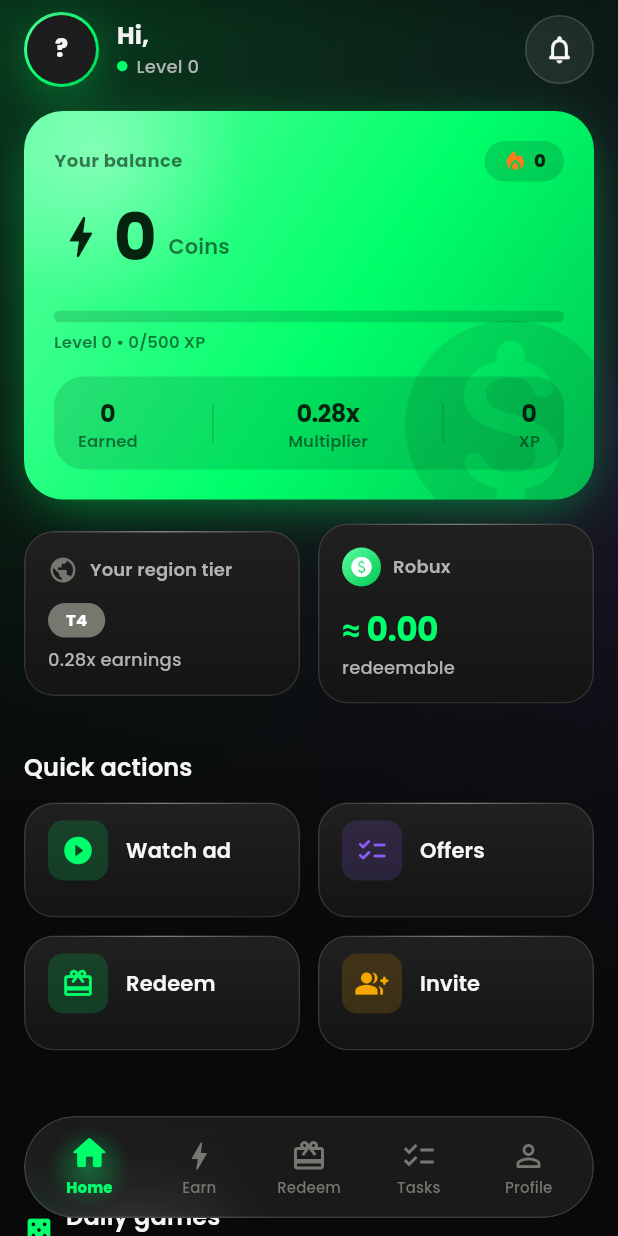
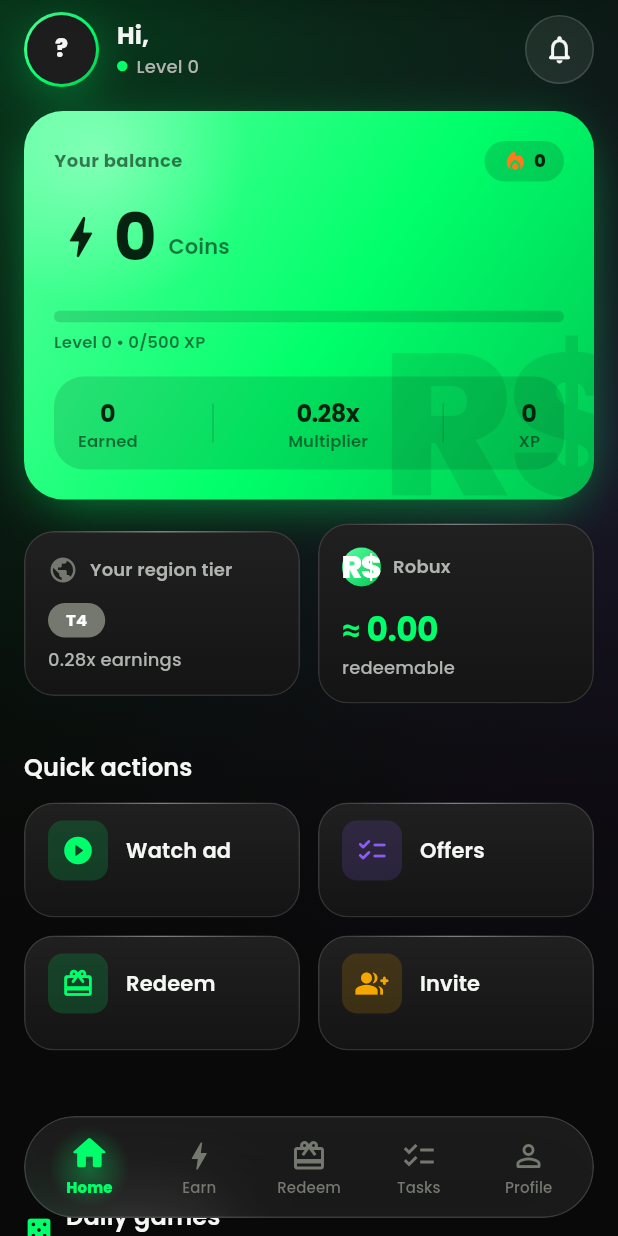
Before and after one commit to DARK7END/Robux-Box, a Flutter app: the screen it shows once a user with an empty profile is signed in, on a phone screen of 412 x 824 dp. Run offline on Flutter 3.47's test engine with Material 3 defaults, Android fonts, the phone set to English and light mode, and no system bars; drawn by our look-alikes of flutter_animate; our stand-ins replace cached_network_image, cloud_firestore, cloud_functions, confetti, connectivity_plus, device_info_plus and 24 more; missing offline and left inert: app_tracking_transparency, firebase_app_check; accounts and stored records are empty; generated files the repository leaves out were written again.

Commit message:
Replace the dollar-sign currency icon with the brand's own R$ mark
Icons.monetization_on_rounded and Icons.paid_rounded both bake a
literal "$" glyph into their icon-font shape, so every coin balance,
reward cost pill, spin-wheel hub, offer reward badge and admin metric
was visually showing a dollar sign. Adds RGlyph (lib/core/widgets/
r_glyph.dart), a small "R$" text mark sized to drop into the same
footprint as the icon it replaces, and swaps it in at every call site
that represents the in-app coin/Robux currency.

Left untouched: reward.currency/redemption.currency ('USD') and the
admin "Payout value" figure, which are genuine real-money fields (gift
card face value, actual dollar cost to the business), not the coin
balance.

```diff
--- a/lib/core/widgets/celebration.dart
+++ b/lib/core/widgets/celebration.dart
@@ -11,6 +11,7 @@ import '../theme/app_dimens.dart';
 import '../theme/app_gradients.dart';
 import '../theme/app_typography.dart';
 import 'gradient_button.dart';
+import 'r_glyph.dart';
 
 /// Full-screen success celebration: dual confetti blasters, a spring-popped
 /// glowing badge, an animated coin figure and confetti in the brand palette.
@@ -131,8 +132,7 @@ class _CelebrationViewState extends State<_CelebrationView> {
                 Row(
                   mainAxisAlignment: MainAxisAlignment.center,
                   children: [
-                    const Icon(Icons.monetization_on_rounded,
-                        color: AppColors.coin, size: 30),
+                    const RGlyph(size: 30, color: AppColors.coin),
                     const SizedBox(width: AppSpacing.sm),
                     Text('+${widget.coins}',
                         style: AppTypography.counter(38, AppColors.coin)),
--- /dev/null
+++ b/lib/core/widgets/r_glyph.dart
@@ -0,0 +1,34 @@
+import 'package:flutter/material.dart';
+import 'package:google_fonts/google_fonts.dart';
+
+/// The brand's own currency mark ("R$"), used everywhere a coin/money glyph
+/// is needed in place of a generic dollar-sign icon. Occupies the same
+/// `size x size` footprint an [Icon] would, so it drops in as a direct
+/// replacement — [FittedBox] scales the mark to fit, so it never overflows
+/// a tightly constrained parent.
+class RGlyph extends StatelessWidget {
+  const RGlyph({super.key, required this.size, required this.color});
+
+  final double size;
+  final Color color;
+
+  @override
+  Widget build(BuildContext context) {
+    return SizedBox(
+      width: size,
+      height: size,
+      child: FittedBox(
+        fit: BoxFit.contain,
+        child: Text(
+          'R\$',
+          style: GoogleFonts.poppins(
+            fontWeight: FontWeight.w800,
+            height: 1,
+            letterSpacing: -0.5,
+            color: color,
+          ),
+        ),
+      ),
+    );
+  }
+}
--- a/lib/core/widgets/widgets.dart
+++ b/lib/core/widgets/widgets.dart
@@ -14,6 +14,7 @@ export 'glass_card.dart';
 export 'gradient_button.dart';
 export 'premium_loader.dart';
 export 'pressable.dart';
+export 'r_glyph.dart';
 export 'section_header.dart';
 export 'state_views.dart';
 export 'status_pill.dart';
--- a/lib/features/achievements/presentation/achievements_screen.dart
+++ b/lib/features/achievements/presentation/achievements_screen.dart
@@ -233,8 +233,7 @@ class _AchievementTile extends StatelessWidget {
           const SizedBox(width: AppSpacing.sm),
           Column(
             children: [
-              const Icon(Icons.monetization_on_rounded,
-                  color: AppColors.coin, size: 18),
+              const RGlyph(size: 18, color: AppColors.coin),
               Text('+${achievement.rewardCoins}',
                   style: context.text.labelSmall),
             ],
--- a/lib/features/earn/presentation/widgets/spin_wheel.dart
+++ b/lib/features/earn/presentation/widgets/spin_wheel.dart
@@ -3,6 +3,7 @@ import 'dart:math' as math;
 import 'package:flutter/material.dart';
 
 import '../../../../core/theme/app_colors.dart';
+import '../../../../core/widgets/r_glyph.dart';
 
 /// A custom-painted prize wheel. [prizes] label each segment; [rotation] (in
 /// radians) is driven by the parent's animation so the wheel can be spun to land
@@ -74,8 +75,7 @@ class SpinWheel extends StatelessWidget {
               ),
             ),
             alignment: Alignment.center,
-            child: Icon(Icons.monetization_on_rounded,
-                color: AppColors.coin, size: size * 0.11),
+            child: RGlyph(color: AppColors.coin, size: size * 0.11),
           ),
           // Pointer at the top.
           Positioned(
--- a/lib/features/home/presentation/home_screen.dart
+++ b/lib/features/home/presentation/home_screen.dart
@@ -290,8 +290,7 @@ class _RobuxValueCard extends StatelessWidget {
                   gradient: AppGradients.robux,
                   shape: BoxShape.circle,
                 ),
-                child: const Icon(Icons.paid_rounded,
-                    size: 16, color: AppColors.white),
+                child: const RGlyph(size: 16, color: AppColors.white),
               ),
               const SizedBox(width: AppSpacing.sm),
               Text(context.l10n.rewardsRobux, style: context.text.labelMedium),
--- a/lib/features/home/presentation/widgets/balance_hero_card.dart
+++ b/lib/features/home/presentation/widgets/balance_hero_card.dart
@@ -6,6 +6,7 @@ import '../../../../core/theme/app_dimens.dart';
 import '../../../../core/theme/app_gradients.dart';
 import '../../../../core/theme/app_typography.dart';
 import '../../../../core/widgets/animated_counter.dart';
+import '../../../../core/widgets/r_glyph.dart';
 import '../../../../models/app_user.dart';
 import '../../../../models/wallet.dart';
 
@@ -59,11 +60,7 @@ class BalanceHeroCard extends StatelessWidget {
             Positioned(
               right: -28,
               bottom: -34,
-              child: Icon(
-                Icons.monetization_on_rounded,
-                size: 168,
-                color: _ink.withOpacity(0.10),
-              ),
+              child: RGlyph(size: 168, color: _ink.withOpacity(0.10)),
             ),
             Padding(
               padding: const EdgeInsets.all(AppSpacing.xl),
--- a/lib/features/redemption/presentation/rewards_screen.dart
+++ b/lib/features/redemption/presentation/rewards_screen.dart
@@ -152,8 +152,7 @@ class _BalanceHero extends StatelessWidget {
                 const SizedBox(height: 2),
                 Row(
                   children: [
-                    const Icon(Icons.monetization_on_rounded,
-                        color: AppColors.black, size: 26),
+                    const RGlyph(size: 26, color: AppColors.black),
                     const SizedBox(width: 6),
                     AnimatedCounter(
                       value: coins,
--- a/lib/features/tasks/presentation/widgets/offer_card.dart
+++ b/lib/features/tasks/presentation/widgets/offer_card.dart
@@ -5,6 +5,7 @@ import '../../../../core/extensions/context_extensions.dart';
 import '../../../../core/theme/app_colors.dart';
 import '../../../../core/theme/app_dimens.dart';
 import '../../../../core/widgets/glass_card.dart';
+import '../../../../core/widgets/r_glyph.dart';
 import '../../../../core/widgets/status_pill.dart';
 import '../../../../models/offer.dart';
 
@@ -112,8 +113,7 @@ class OfferCard extends StatelessWidget {
                 child: Row(
                   mainAxisSize: MainAxisSize.min,
                   children: [
-                    const Icon(Icons.monetization_on_rounded,
-                        size: 14, color: AppColors.coin),
+                    const RGlyph(size: 14, color: AppColors.coin),
                     const SizedBox(width: 3),
                     Text('${offer.rewardCoins}',
                         style: context.text.labelMedium?.copyWith(
--- a/lib/features/wallet/presentation/wallet_screen.dart
+++ b/lib/features/wallet/presentation/wallet_screen.dart
@@ -156,8 +156,7 @@ class _BalanceHero extends StatelessWidget {
               Row(
                 crossAxisAlignment: CrossAxisAlignment.center,
                 children: [
-                  const Icon(Icons.monetization_on_rounded,
-                      color: AppColors.black, size: 34),
+                  const RGlyph(size: 34, color: AppColors.black),
                   const SizedBox(width: AppSpacing.sm),
                   AnimatedCounter(
                     value: wallet.coins,
```
Also changed, not shown: lib/features/admin/presentation/admin_analytics_screen.dart (+12 -8 lines), lib/features/admin/presentation/admin_rewards_screen.dart (+9 -8 lines), lib/features/home/presentation/widgets/missions_section.dart (+5 -7 lines), lib/features/redemption/presentation/widgets/redeem_sheet.dart (+10 -9 lines), lib/features/redemption/presentation/widgets/reward_card.dart (+23 -8 lines).
